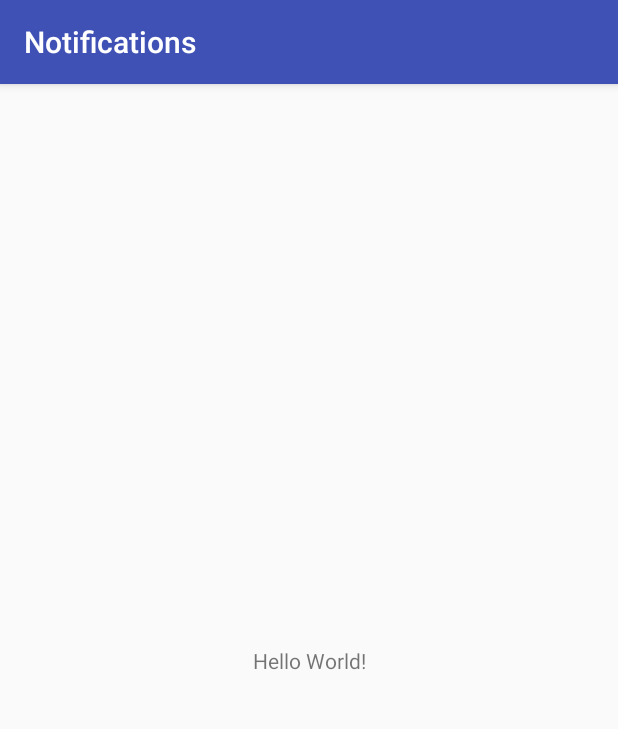
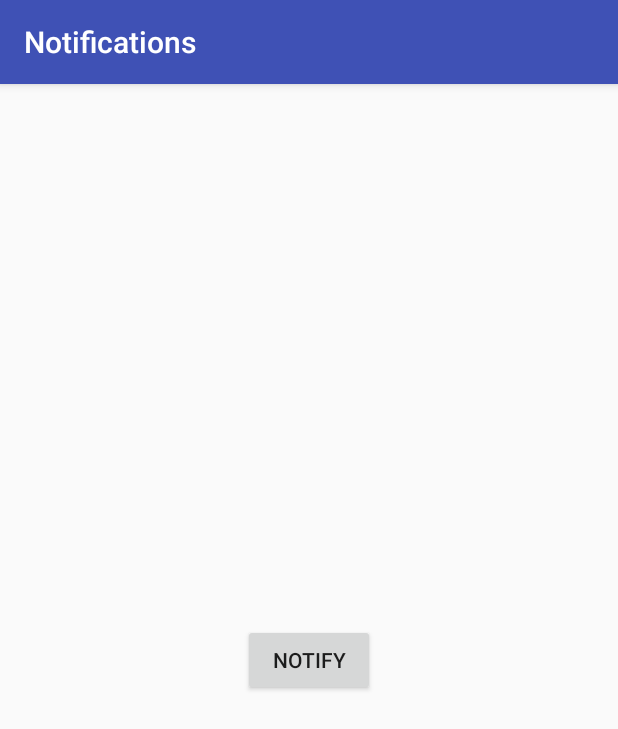
Before and after one commit to LutsakYevhen/Notifications, an Android app: the screen it shows after launch (MainActivity), on a phone screen of 412 x 824 dp. Shown: the top 729 px of the screen. Run offline under Robolectric (Android 15) with nearby library versions, the phone set to English and light mode, and no system bars.

Commit message:
On button clicked notification appear

```diff
--- a/app/src/main/java/com/yevzor/lutsak/notifications/MainActivity.java
+++ b/app/src/main/java/com/yevzor/lutsak/notifications/MainActivity.java
@@ -1,14 +1,49 @@
 package com.yevzor.lutsak.notifications;
 
+import android.app.Notification;
+import android.app.NotificationManager;
+import android.support.v4.app.NotificationCompat;
 import android.support.v7.app.AppCompatActivity;
 import android.os.Bundle;
+import android.util.Log;
+import android.view.View;
+import android.widget.Button;
 
-public class MainActivity extends AppCompatActivity {
+public class MainActivity extends AppCompatActivity implements View.OnClickListener {
+
+    private static final String TAG = MainActivity.class.getSimpleName();
+
+    private Button mNotificationButton;
 
     @Override
     protected void onCreate(Bundle savedInstanceState) {
         super.onCreate(savedInstanceState);
         setContentView(R.layout.activity_main);
+        Log.d(TAG, "--> onCreate");
+
+        mNotificationButton = findViewById(R.id.notification_button);
+        mNotificationButton.setOnClickListener(this);
+
+        Log.d(TAG, "<-- onCreate");
+
     }
 
+    @Override
+    public void onClick(View view) {
+        Log.d(TAG, "onClick");
+        NotificationCompat.Builder builder =
+                new NotificationCompat.Builder(this)
+                        .setSmallIcon(R.mipmap.ic_launcher)
+                        .setContentTitle("Notification")
+                        .setContentText("It's example of notification text");
+
+        Notification notification = builder.build();
+
+        NotificationManager notificationManager =
+                (NotificationManager) getSystemService(NOTIFICATION_SERVICE);
+
+        if (notificationManager != null) {
+            notificationManager.notify(1, notification);
+        }
+    }
 }
--- a/app/src/main/res/layout/activity_main.xml
+++ b/app/src/main/res/layout/activity_main.xml
@@ -7,10 +7,11 @@
     android:layout_height="match_parent"
     tools:context=".MainActivity">
 
-    <TextView
+    <Button
+        android:id="@+id/notification_button"
         android:layout_width="wrap_content"
         android:layout_height="wrap_content"
-        android:text="Hello World!"
+        android:text="@string/notify"
         app:layout_constraintBottom_toBottomOf="parent"
         app:layout_constraintLeft_toLeftOf="parent"
         app:layout_constraintRight_toRightOf="parent"
--- a/app/src/main/res/values/strings.xml
+++ b/app/src/main/res/values/strings.xml
@@ -1,3 +1,4 @@
 <resources>
     <string name="app_name">Notifications</string>
+    <string name="notify">notify</string>
 </resources>
```
